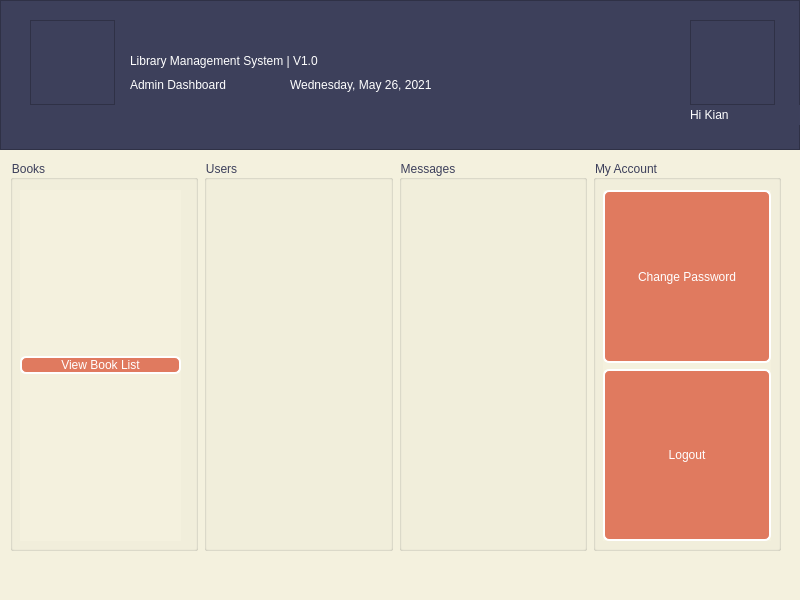
kianmajl/Library, file mainwindow.ui: the form before one commit.
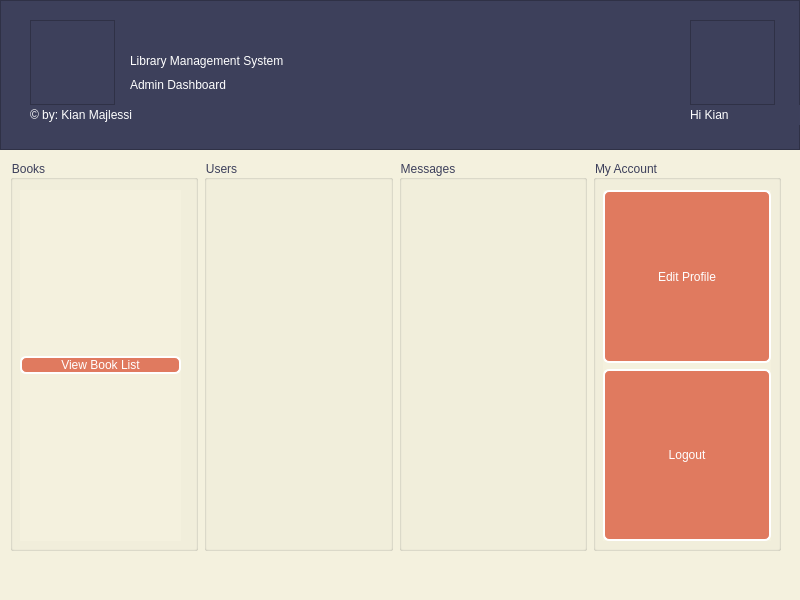
The form after the commit. Icons and pictures are not drawn.

Commit message: Add Sex to user class & improve design

What changed in the file:
```diff
--- a/mainwindow.ui
+++ b/mainwindow.ui
@@ -100,7 +100,7 @@
       <string notr="true">font: 75 14pt &quot;IRANYekan&quot;;</string>
      </property>
      <property name="text">
-      <string>Library Management System | V1.0</string>
+      <string>Library Management System</string>
      </property>
     </widget>
     <widget class="QLabel" name="label">
@@ -119,22 +119,6 @@
       <string>Admin Dashboard</string>
      </property>
     </widget>
-    <widget class="QLabel" name="label_time">
-     <property name="geometry">
-      <rect>
-       <x>290</x>
-       <y>75</y>
-       <width>191</width>
-       <height>20</height>
-      </rect>
-     </property>
-     <property name="styleSheet">
-      <string notr="true">font: 25 8pt &quot;IRANYekan Light&quot;;</string>
-     </property>
-     <property name="text">
-      <string>Wednesday, May 26, 2021</string>
-     </property>
-    </widget>
     <widget class="QFrame" name="frame_2">
      <property name="geometry">
       <rect>
@@ -170,6 +154,22 @@
       <string>Hi Kian</string>
      </property>
     </widget>
+    <widget class="QLabel" name="label_username_2">
+     <property name="geometry">
+      <rect>
+       <x>30</x>
+       <y>105</y>
+       <width>151</width>
+       <height>20</height>
+      </rect>
+     </property>
+     <property name="styleSheet">
+      <string notr="true">font: 25 7pt &quot;IRANYekan Light&quot;;</string>
+     </property>
+     <property name="text">
+      <string>© by: Kian Majlessi</string>
+     </property>
+    </widget>
    </widget>
    <widget class="QWidget" name="horizontalLayoutWidget">
     <property name="geometry">
@@ -245,7 +245,7 @@
             </sizepolicy>
            </property>
            <property name="text">
-            <string>Change Password</string>
+            <string>Edit Profile</string>
            </property>
           </widget>
          </item>
```
The commit also changes 8 other files.
